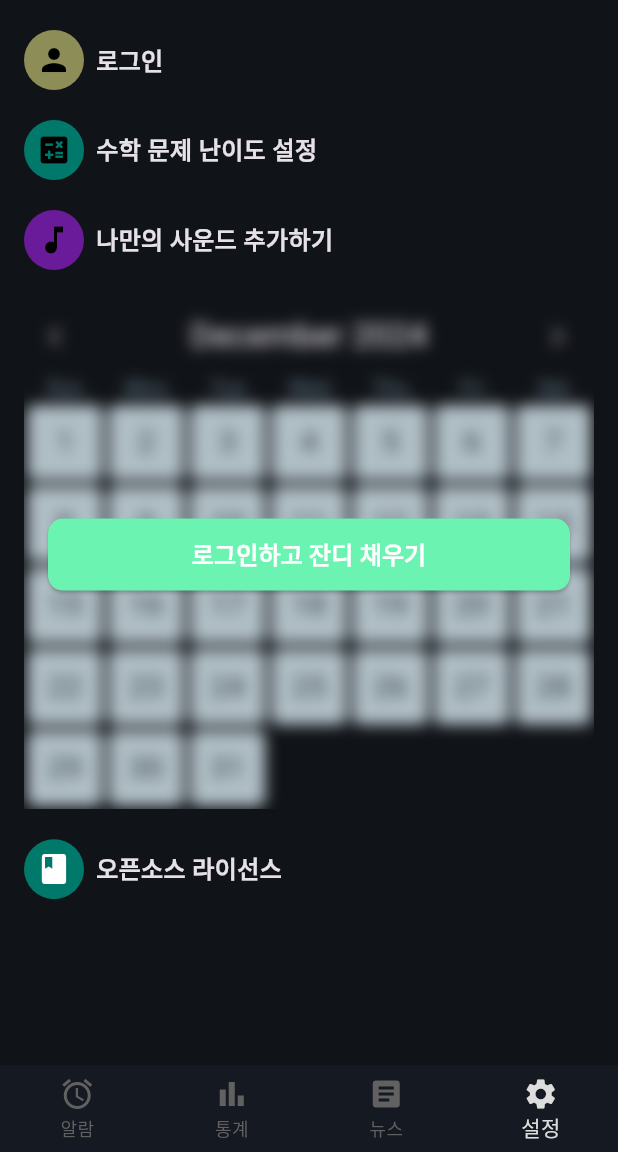
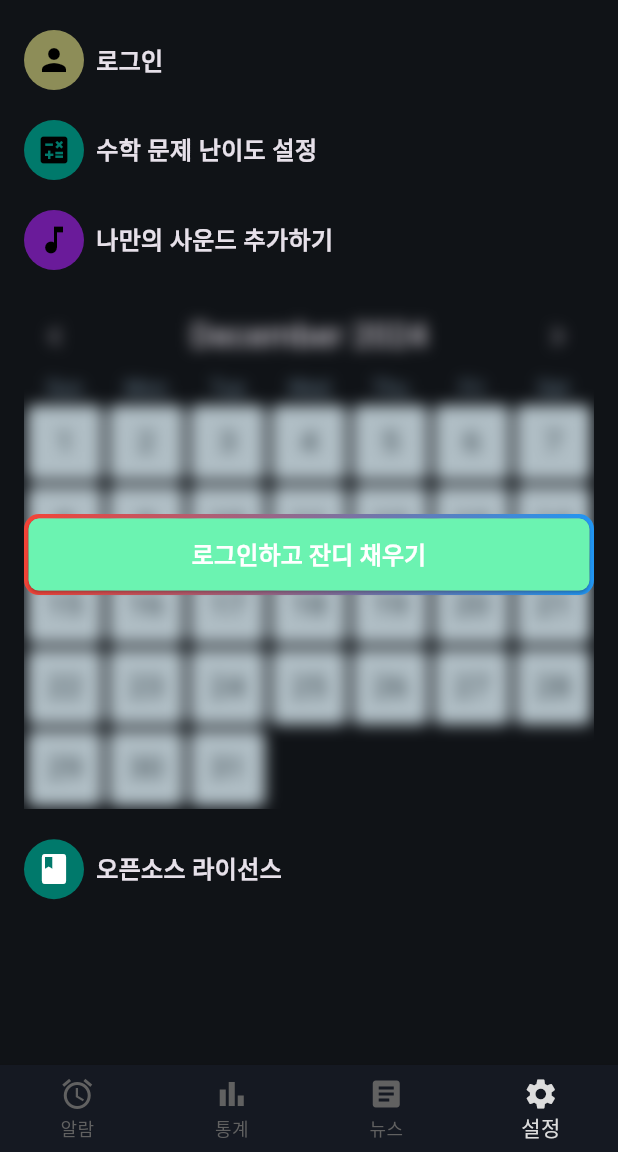
Before and after one commit to niw5924/quote_alarm, a Flutter app: the screen it shows after launch, item 4 of the bottom bar chosen, on a phone screen of 412 x 824 dp, the part 84-1236 px from its top. Run offline on Flutter 3.47's test engine with Material 3 defaults, Android fonts, the phone set to English and light mode, and no system bars; our stand-ins replace audioplayers, cloud_firestore, file_picker, firebase_auth, firebase_core, fl_chart and 8 more; missing offline and left inert: alarm, flutter_puzzle_vcode; accounts and stored records are empty; network calls fail; statements that could not run were skipped.

Commit message:
feat: 버튼 테두리 수정 - 패키지 변경

```diff
--- a/lib/settings/settings_page.dart
+++ b/lib/settings/settings_page.dart
@@ -1,10 +1,10 @@
-import 'dart:ui'; // Blur 처리를 위해 필요
+import 'dart:ui';
 import 'package:flutter/material.dart';
 import 'package:flutter_alarm_app_2/auth/logout_popup.dart';
 import 'package:flutter_alarm_app_2/settings/sound_addition_page.dart';
 import 'package:flutter_alarm_app_2/settings/star_grade_explanation_popup.dart';
 import 'package:flutter_heatmap_calendar/flutter_heatmap_calendar.dart';
-import 'package:glowy_borders/glowy_borders.dart';
+import 'package:gradient_borders/gradient_borders.dart';
 import 'package:provider/provider.dart';
 import 'package:cloud_firestore/cloud_firestore.dart';
 import '../providers/auth_provider.dart';
@@ -322,29 +322,23 @@ class _SettingsPageState extends State<SettingsPage> {
                     child: ClipRect(
                       child: BackdropFilter(
                         filter: ImageFilter.blur(sigmaX: 5.0, sigmaY: 5.0),
-                        child: Container(
-                          color: Colors.transparent,
                         child: Center(
                           child: Container(
                             width: double.infinity,
-                              padding: const EdgeInsets.symmetric(horizontal: 16.0),
-                              child: AnimatedGradientBorder(
-                                borderSize: 1.0,
-                                glowSize: 4.0,
-                                gradientColors: const [
-                                  Color(0xFF25EEFF),
-                                  Color(0xFF38FF99),
-                                ],
+                            decoration: BoxDecoration(
+                              border: const GradientBoxBorder(
+                                gradient: LinearGradient(colors: [Colors.red, Colors.blue]),
+                                width: 3,
+                              ),
                               borderRadius: BorderRadius.circular(10.0),
-                                child: SizedBox(
-                                  width: double.infinity,
+                            ),
                             child: ElevatedButton(
                               style: ElevatedButton.styleFrom(
                                 padding: const EdgeInsets.symmetric(vertical: 12.0),
+                                backgroundColor: const Color(0xFF6BF3B1),
                                 shape: RoundedRectangleBorder(
-                                        borderRadius: BorderRadius.circular(10.0),
+                                  borderRadius: BorderRadius.circular(7.0),
                                 ),
-                                      backgroundColor: const Color(0xFF6BF3B1),
                               ),
                               onPressed: () {
                                 Navigator.push(
@@ -359,9 +353,6 @@ class _SettingsPageState extends State<SettingsPage> {
                                   fontSize: 16,
                                   fontWeight: FontWeight.bold,
                                   color: Colors.white,
-                                      ),
-                                    ),
-                                  ),
                                 ),
                               ),
                             ),
--- a/pubspec.yaml
+++ b/pubspec.yaml
@@ -54,7 +54,7 @@ dependencies:
   path_provider: ^2.1.5
   speech_to_text: ^7.0.0
   lottie: ^3.1.3
-  glowy_borders: ^1.0.2
+  gradient_borders: ^1.0.1
   fluttertoast: ^8.2.8
   url_launcher: ^6.3.1
   html_unescape: ^2.0.0
```
Also changed, not shown: lib/statistics/statistics_page.dart (+10 -16 lines), pubspec.lock. Lines whose indentation alone changed are shown as unchanged.
